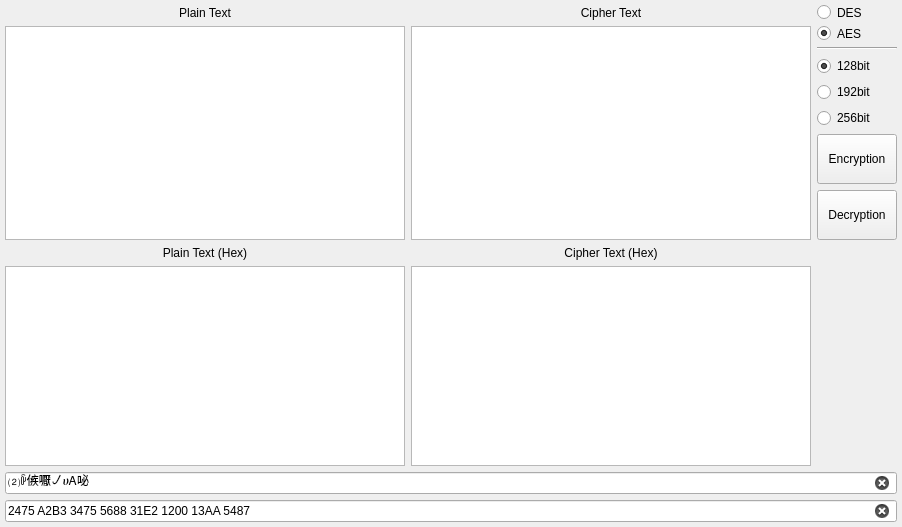
Before: the Qt Designer form widget.ui in rattan/Crypt, drawn with Qt 5.
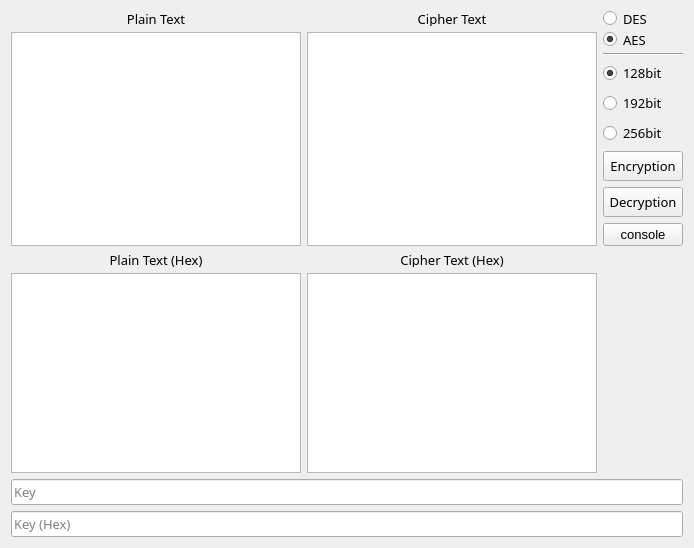
After: the same form once the commit is applied. Icons and pictures are not drawn.

Diff of the .ui file:
```diff
--- a/widget.ui
+++ b/widget.ui
@@ -6,157 +6,158 @@
    <rect>
     <x>0</x>
     <y>0</y>
-    <width>897</width>
-    <height>509</height>
+    <width>688</width>
+    <height>516</height>
    </rect>
   </property>
+  <property name="font">
+   <font>
+    <family>Arial</family>
+    <pointsize>10</pointsize>
+   </font>
+  </property>
   <property name="windowTitle">
    <string>컴퓨터공학과 21011772 강진구</string>
   </property>
+  <property name="windowIcon">
+   <iconset>
+    <normaloff>:/lock-icon.png</normaloff>:/lock-icon.png</iconset>
+  </property>
   <layout class="QGridLayout" name="gridLayout">
-   <property name="leftMargin">
-    <number>5</number>
-   </property>
-   <property name="topMargin">
-    <number>5</number>
-   </property>
-   <property name="rightMargin">
-    <number>5</number>
-   </property>
-   <property name="bottomMargin">
-    <number>5</number>
-   </property>
-   <item row="0" column="0">
-    <widget class="QLabel" name="label">
-     <property name="maximumSize">
+   <item row="10" column="1">
+    <widget class="QTextEdit" name="text_cipher_hex">
+     <property name="minimumSize">
       <size>
-       <width>16777215</width>
-       <height>15</height>
+       <width>290</width>
+       <height>200</height>
       </size>
      </property>
-     <property name="text">
-      <string>Plain Text</string>
+     <property name="font">
+      <font>
+       <family>돋움체</family>
+       <pointsize>10</pointsize>
+      </font>
      </property>
-     <property name="alignment">
-      <set>Qt::AlignCenter</set>
-     </property>
     </widget>
    </item>
-   <item row="0" column="1">
-    <widget class="QLabel" name="label_2">
-     <property name="maximumSize">
+   <item row="11" column="0" colspan="3">
+    <widget class="QLineEdit" name="line_key">
+     <property name="minimumSize">
       <size>
-       <width>16777215</width>
-       <height>15</height>
+       <width>600</width>
+       <height>0</height>
       </size>
      </property>
+     <property name="font">
+      <font>
+       <family>돋움체</family>
+       <pointsize>10</pointsize>
+      </font>
+     </property>
      <property name="text">
-      <string>Cipher Text</string>
+      <string/>
      </property>
-     <property name="alignment">
-      <set>Qt::AlignCenter</set>
+     <property name="placeholderText">
+      <string>Key</string>
      </property>
+     <property name="clearButtonEnabled">
+      <bool>true</bool>
+     </property>
     </widget>
    </item>
-   <item row="0" column="2">
-    <widget class="QRadioButton" name="radio_des">
+   <item row="9" column="1">
+    <widget class="QLabel" name="label_3">
      <property name="maximumSize">
       <size>
        <width>16777215</width>
        <height>15</height>
       </size>
      </property>
+     <property name="font">
+      <font>
+       <family>돋움체</family>
+       <pointsize>10</pointsize>
+      </font>
+     </property>
      <property name="text">
-      <string>DES</string>
+      <string>Cipher Text (Hex)</string>
      </property>
-     <property name="checked">
-      <bool>false</bool>
+     <property name="alignment">
+      <set>Qt::AlignCenter</set>
      </property>
-     <attribute name="buttonGroup">
-      <string notr="true">buttonGroup_2</string>
-     </attribute>
     </widget>
    </item>
-   <item row="1" column="0" rowspan="7">
-    <widget class="QTextEdit" name="text_plain">
+   <item row="10" column="0">
+    <widget class="QTextEdit" name="text_plain_hex">
      <property name="minimumSize">
       <size>
-       <width>400</width>
+       <width>290</width>
        <height>200</height>
       </size>
      </property>
+     <property name="font">
+      <font>
+       <family>돋움체</family>
+       <pointsize>10</pointsize>
+      </font>
+     </property>
     </widget>
    </item>
-   <item row="1" column="1" rowspan="7">
-    <widget class="QTextEdit" name="text_cipher">
+   <item row="12" column="0" colspan="3">
+    <widget class="QLineEdit" name="line_key_hex">
      <property name="minimumSize">
       <size>
-       <width>400</width>
-       <height>200</height>
+       <width>600</width>
+       <height>0</height>
       </size>
      </property>
-    </widget>
-   </item>
-   <item row="1" column="2">
-    <widget class="QRadioButton" name="radio_aes">
-     <property name="maximumSize">
-      <size>
-       <width>16777215</width>
-       <height>15</height>
-      </size>
+     <property name="font">
+      <font>
+       <family>돋움체</family>
+       <pointsize>10</pointsize>
+      </font>
      </property>
      <property name="text">
-      <string>AES</string>
+      <string/>
      </property>
-     <property name="checked">
+     <property name="placeholderText">
+      <string>Key (Hex)</string>
+     </property>
+     <property name="clearButtonEnabled">
       <bool>true</bool>
      </property>
-     <attribute name="buttonGroup">
-      <string notr="true">buttonGroup_2</string>
-     </attribute>
     </widget>
    </item>
    <item row="2" column="2">
     <widget class="Line" name="line">
+     <property name="minimumSize">
+      <size>
+       <width>0</width>
+       <height>2</height>
+      </size>
+     </property>
+     <property name="font">
+      <font>
+       <family>돋움체</family>
+       <pointsize>10</pointsize>
+      </font>
+     </property>
      <property name="orientation">
       <enum>Qt::Horizontal</enum>
      </property>
     </widget>
    </item>
-   <item row="3" column="2">
-    <widget class="QRadioButton" name="radio_128">
-     <property name="enabled">
-      <bool>true</bool>
-     </property>
-     <property name="text">
-      <string>128bit</string>
-     </property>
-     <property name="checked">
-      <bool>true</bool>
-     </property>
-     <attribute name="buttonGroup">
-      <string notr="true">buttonGroup</string>
-     </attribute>
-    </widget>
-   </item>
-   <item row="4" column="2">
-    <widget class="QRadioButton" name="radio_192">
-     <property name="enabled">
-      <bool>true</bool>
-     </property>
-     <property name="text">
-      <string>192bit</string>
-     </property>
-     <attribute name="buttonGroup">
-      <string notr="true">buttonGroup</string>
-     </attribute>
-    </widget>
-   </item>
    <item row="5" column="2">
     <widget class="QRadioButton" name="radio_256">
      <property name="enabled">
       <bool>true</bool>
      </property>
+     <property name="font">
+      <font>
+       <family>돋움체</family>
+       <pointsize>10</pointsize>
+      </font>
+     </property>
      <property name="text">
       <string>256bit</string>
      </property>
@@ -165,119 +166,237 @@
      </attribute>
     </widget>
    </item>
+   <item row="1" column="2">
+    <widget class="QRadioButton" name="radio_aes">
+     <property name="maximumSize">
+      <size>
+       <width>16777215</width>
+       <height>15</height>
+      </size>
+     </property>
+     <property name="font">
+      <font>
+       <family>돋움체</family>
+       <pointsize>10</pointsize>
+      </font>
+     </property>
+     <property name="text">
+      <string>AES</string>
+     </property>
+     <property name="checked">
+      <bool>true</bool>
+     </property>
+     <attribute name="buttonGroup">
+      <string notr="true">buttonGroup_2</string>
+     </attribute>
+    </widget>
+   </item>
    <item row="6" column="2">
     <widget class="QPushButton" name="push_enc">
      <property name="minimumSize">
       <size>
        <width>0</width>
-       <height>50</height>
+       <height>30</height>
       </size>
      </property>
+     <property name="font">
+      <font>
+       <family>돋움체</family>
+       <pointsize>10</pointsize>
+      </font>
+     </property>
      <property name="text">
       <string>Encryption</string>
      </property>
     </widget>
    </item>
+   <item row="3" column="2">
+    <widget class="QRadioButton" name="radio_128">
+     <property name="enabled">
+      <bool>true</bool>
+     </property>
+     <property name="font">
+      <font>
+       <family>돋움체</family>
+       <pointsize>10</pointsize>
+      </font>
+     </property>
+     <property name="text">
+      <string>128bit</string>
+     </property>
+     <property name="checked">
+      <bool>true</bool>
+     </property>
+     <attribute name="buttonGroup">
+      <string notr="true">buttonGroup</string>
+     </attribute>
+    </widget>
+   </item>
+   <item row="9" column="0">
+    <widget class="QLabel" name="label_4">
+     <property name="maximumSize">
+      <size>
+       <width>16777215</width>
+       <height>15</height>
+      </size>
+     </property>
+     <property name="font">
+      <font>
+       <family>돋움체</family>
+       <pointsize>10</pointsize>
+      </font>
+     </property>
+     <property name="text">
+      <string>Plain Text (Hex)</string>
+     </property>
+     <property name="alignment">
+      <set>Qt::AlignCenter</set>
+     </property>
+    </widget>
+   </item>
+   <item row="1" column="0" rowspan="8">
+    <widget class="QTextEdit" name="text_plain">
+     <property name="minimumSize">
+      <size>
+       <width>290</width>
+       <height>200</height>
+      </size>
+     </property>
+     <property name="font">
+      <font>
+       <family>돋움체</family>
+       <pointsize>10</pointsize>
+      </font>
+     </property>
+    </widget>
+   </item>
+   <item row="0" column="1">
+    <widget class="QLabel" name="label_2">
+     <property name="maximumSize">
+      <size>
+       <width>16777215</width>
+       <height>15</height>
+      </size>
+     </property>
+     <property name="font">
+      <font>
+       <family>돋움체</family>
+       <pointsize>10</pointsize>
+      </font>
+     </property>
+     <property name="text">
+      <string>Cipher Text</string>
+     </property>
+     <property name="alignment">
+      <set>Qt::AlignCenter</set>
+     </property>
+    </widget>
+   </item>
+   <item row="1" column="1" rowspan="8">
+    <widget class="QTextEdit" name="text_cipher">
+     <property name="minimumSize">
+      <size>
+       <width>290</width>
+       <height>200</height>
+      </size>
+     </property>
+     <property name="font">
+      <font>
+       <family>돋움체</family>
+       <pointsize>10</pointsize>
+      </font>
+     </property>
+    </widget>
+   </item>
+   <item row="0" column="2">
+    <widget class="QRadioButton" name="radio_des">
+     <property name="maximumSize">
+      <size>
+       <width>16777215</width>
+       <height>15</height>
+      </size>
+     </property>
+     <property name="font">
+      <font>
+       <family>돋움체</family>
+       <pointsize>10</pointsize>
+      </font>
+     </property>
+     <property name="text">
+      <string>DES</string>
+     </property>
+     <property name="checked">
+      <bool>false</bool>
+     </property>
+     <attribute name="buttonGroup">
+      <string notr="true">buttonGroup_2</string>
+     </attribute>
+    </widget>
+   </item>
+   <item row="0" column="0">
+    <widget class="QLabel" name="label">
+     <property name="maximumSize">
+      <size>
+       <width>16777215</width>
+       <height>15</height>
+      </size>
+     </property>
+     <property name="font">
+      <font>
+       <family>돋움체</family>
+       <pointsize>10</pointsize>
+      </font>
+     </property>
+     <property name="text">
+      <string>Plain Text</string>
+     </property>
+     <property name="alignment">
+      <set>Qt::AlignCenter</set>
+     </property>
+    </widget>
+   </item>
+   <item row="4" column="2">
+    <widget class="QRadioButton" name="radio_192">
+     <property name="enabled">
+      <bool>true</bool>
+     </property>
+     <property name="font">
+      <font>
+       <family>돋움체</family>
+       <pointsize>10</pointsize>
+      </font>
+     </property>
+     <property name="text">
+      <string>192bit</string>
+     </property>
+     <attribute name="buttonGroup">
+      <string notr="true">buttonGroup</string>
+     </attribute>
+    </widget>
+   </item>
    <item row="7" column="2">
     <widget class="QPushButton" name="push_dec">
      <property name="minimumSize">
       <size>
        <width>0</width>
-       <height>50</height>
+       <height>30</height>
       </size>
      </property>
+     <property name="font">
+      <font>
+       <family>돋움체</family>
+       <pointsize>10</pointsize>
+      </font>
+     </property>
      <property name="text">
       <string>Decryption</string>
      </property>
     </widget>
    </item>
-   <item row="8" column="0">
-    <widget class="QLabel" name="label_4">
-     <property name="maximumSize">
-      <size>
-       <width>16777215</width>
-       <height>15</height>
-      </size>
-     </property>
+   <item row="8" column="2">
+    <widget class="QPushButton" name="push_console">
      <property name="text">
-      <string>Plain Text (Hex)</string>
-     </property>
-     <property name="alignment">
-      <set>Qt::AlignCenter</set>
-     </property>
-    </widget>
-   </item>
-   <item row="8" column="1">
-    <widget class="QLabel" name="label_3">
-     <property name="maximumSize">
-      <size>
-       <width>16777215</width>
-       <height>15</height>
-      </size>
-     </property>
-     <property name="text">
-      <string>Cipher Text (Hex)</string>
-     </property>
-     <property name="alignment">
-      <set>Qt::AlignCenter</set>
-     </property>
-    </widget>
-   </item>
-   <item row="9" column="0">
-    <widget class="QTextEdit" name="text_plain_hex">
-     <property name="minimumSize">
-      <size>
-       <width>400</width>
-       <height>200</height>
-      </size>
-     </property>
-    </widget>
-   </item>
-   <item row="9" column="1">
-    <widget class="QTextEdit" name="text_cipher_hex">
-     <property name="minimumSize">
-      <size>
-       <width>400</width>
-       <height>200</height>
-      </size>
-     </property>
-    </widget>
-   </item>
-   <item row="10" column="0" colspan="3">
-    <widget class="QLineEdit" name="line_key">
-     <property name="minimumSize">
-      <size>
-       <width>800</width>
-       <height>0</height>
-      </size>
-     </property>
-     <property name="text">
-      <string>⑵ꊳ㑵嚈㇢ሀᎪ咇</string>
-     </property>
-     <property name="placeholderText">
-      <string>Key</string>
-     </property>
-     <property name="clearButtonEnabled">
-      <bool>true</bool>
-     </property>
-    </widget>
-   </item>
-   <item row="11" column="0" colspan="3">
-    <widget class="QLineEdit" name="line_key_hex">
-     <property name="minimumSize">
-      <size>
-       <width>800</width>
-       <height>0</height>
-      </size>
-     </property>
-     <property name="text">
-      <string>2475 A2B3 3475 5688 31E2 1200 13AA 5487</string>
-     </property>
-     <property name="placeholderText">
-      <string>Key (Hex)</string>
-     </property>
-     <property name="clearButtonEnabled">
-      <bool>true</bool>
+      <string>console</string>
      </property>
     </widget>
    </item>
```
Left out of the diff: 4 changed lines with no effect on the pictures.
